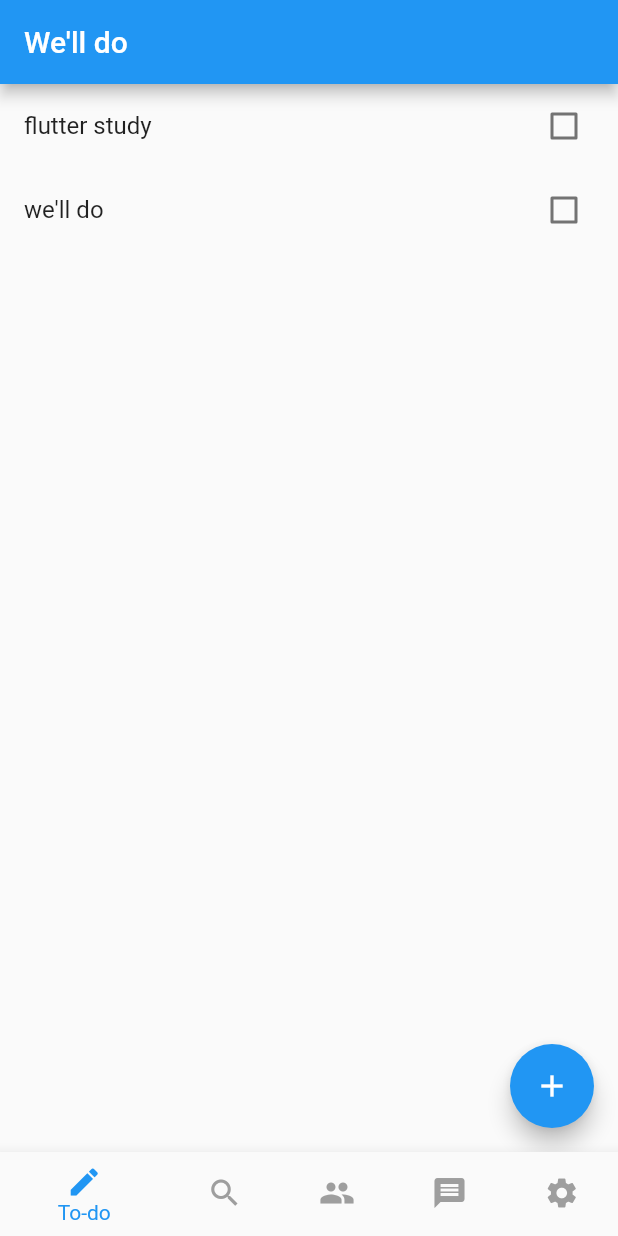
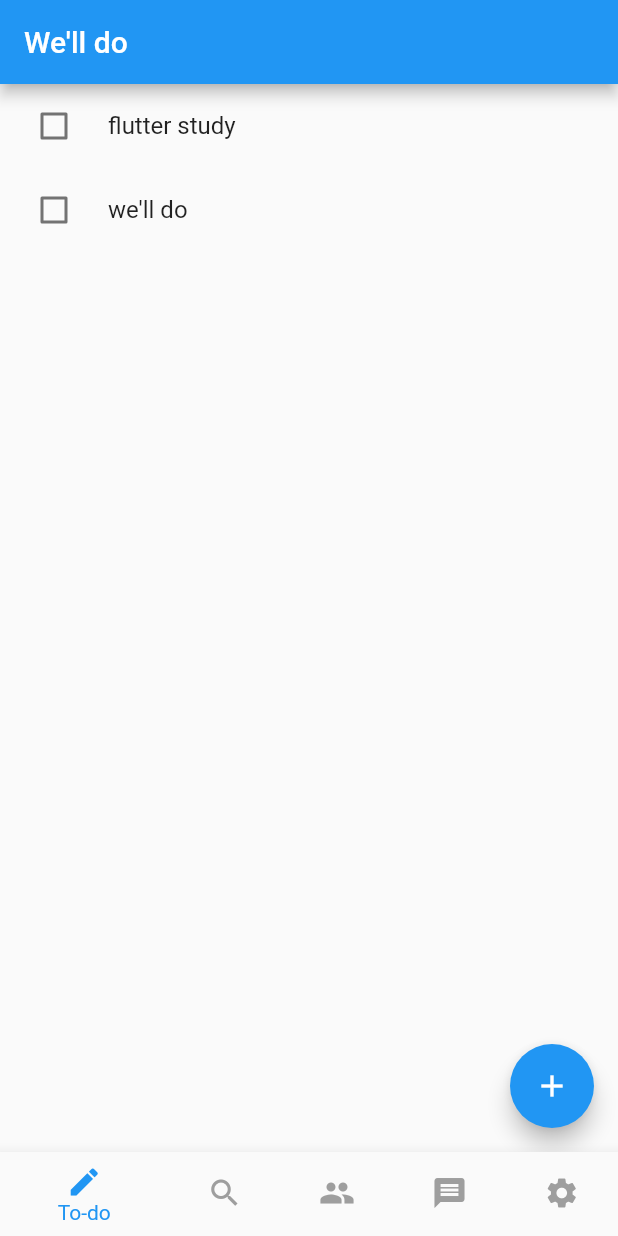
Before and after one commit to jpoh281/todoList, a Flutter app: the screen it shows after launch, on a phone screen of 412 x 824 dp. Run offline on Flutter 3.47's test engine with Material 2 defaults, Android fonts, the phone set to English and light mode, and no system bars.

Commit message:
2020-01-12 We'll do Project 3일차 Check box 위치변경 체크했을 때 글씨 스타일 변경

```diff
--- a/lib/screeans/checklist_page.dart
+++ b/lib/screeans/checklist_page.dart
@@ -21,12 +21,11 @@ class _CheckListPageState extends State<CheckListPage> {
   Widget build(BuildContext context) {
     return MaterialApp(
       home: Scaffold(
-        appBar: AppBar(
-          title: Text("We'll do"),
-        ),
-        body: ListView.builder(
-          itemCount: (todoList.isEmpty) ? 0 : todoList.length,
-          itemBuilder: (BuildContext context, int index) {
+        appBar: AppBar(title: Text("We'll do")),
+        body: AnimatedList(
+          initialItemCount: (todoList.isEmpty) ? 0 : todoList.length,
+          itemBuilder:
+              (BuildContext context, int index, Animation<double> animation) {
             return (makeCheckbox(
               todoList[index],
               index,
@@ -43,8 +42,12 @@ class _CheckListPageState extends State<CheckListPage> {
 
   makeCheckbox(String todo, int index) {
     return CheckboxListTile(
-      title: Text(todo),
+      controlAffinity: ListTileControlAffinity.leading,
       value: listChecked[index],
+      title: Text(todo,
+          style: (listChecked[index])
+              ? TextStyle(decoration: TextDecoration.lineThrough)
+              : null),
       onChanged: (_) {
         setState(() {
           listChecked[index] = !listChecked[index];
```
